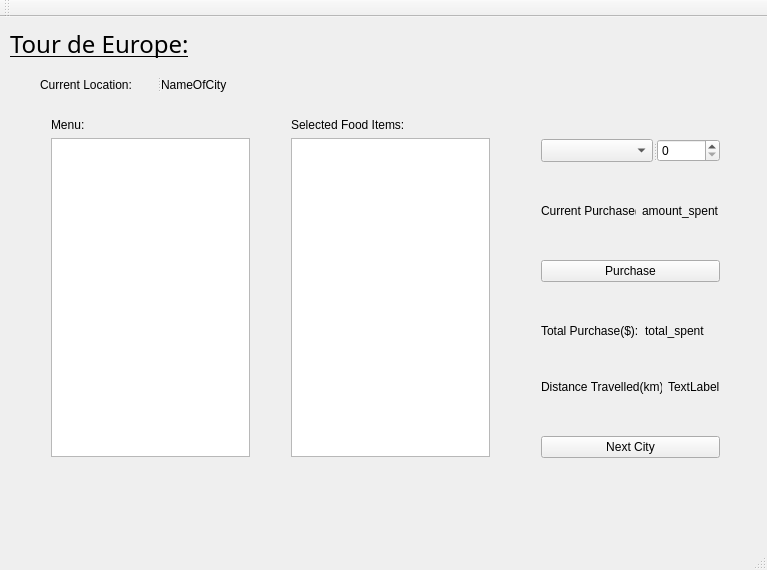
Old version of the form mainwindow.ui in the repository kevinsemenov14/ProjectOneCS1D.
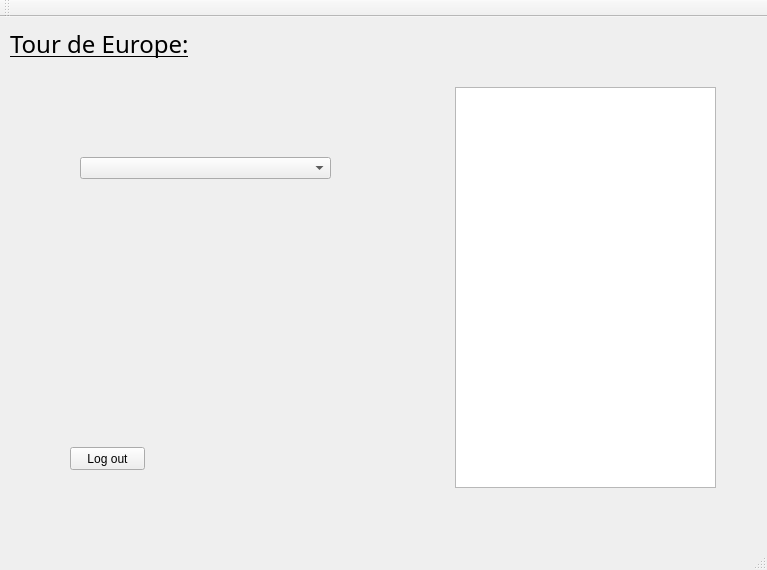
New version of the form.

```diff
--- a/mainwindow.ui
+++ b/mainwindow.ui
@@ -30,7 +30,7 @@
      <string notr="true"/>
     </property>
     <property name="currentIndex">
-     <number>1</number>
+     <number>5</number>
     </property>
     <widget class="QWidget" name="stackedWidgetPage1">
      <widget class="QWidget" name="layoutWidget">
@@ -1187,6 +1187,41 @@
       </layout>
      </widget>
     </widget>
+    <widget class="QWidget" name="stackedWidgetPage6">
+     <widget class="QTableWidget" name="tableWidget_2">
+      <property name="geometry">
+       <rect>
+        <x>435</x>
+        <y>30</y>
+        <width>261</width>
+        <height>401</height>
+       </rect>
+      </property>
+     </widget>
+     <widget class="QComboBox" name="comboBox">
+      <property name="geometry">
+       <rect>
+        <x>60</x>
+        <y>100</y>
+        <width>251</width>
+        <height>22</height>
+       </rect>
+      </property>
+     </widget>
+     <widget class="QPushButton" name="pushButton_2">
+      <property name="geometry">
+       <rect>
+        <x>50</x>
+        <y>390</y>
+        <width>75</width>
+        <height>23</height>
+       </rect>
+      </property>
+      <property name="text">
+       <string>Log out</string>
+      </property>
+     </widget>
+    </widget>
    </widget>
    <widget class="QLabel" name="label">
     <property name="geometry">
```
Left out of the diff: 13 changed lines with no effect on the pictures.
